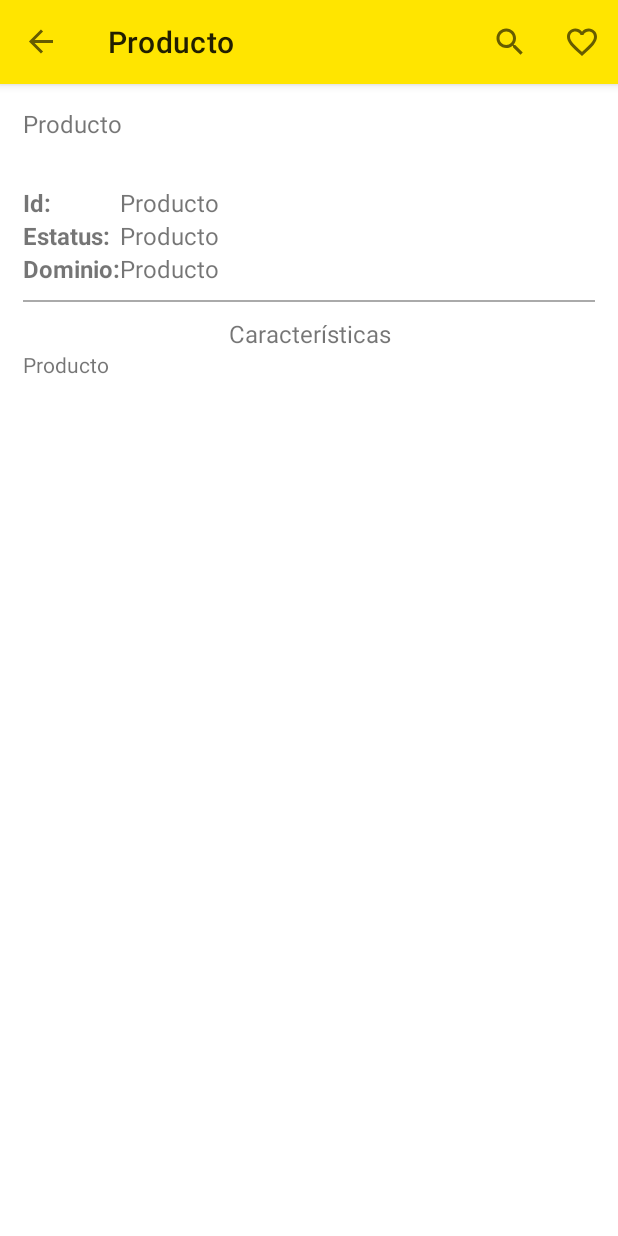
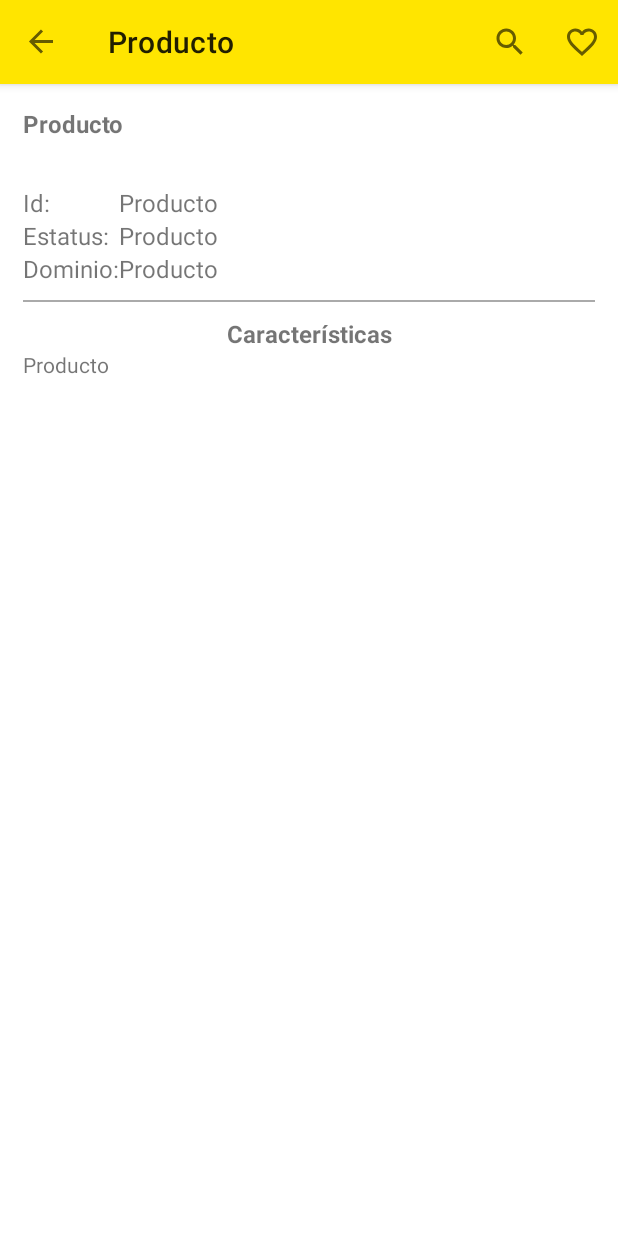
Before and after one commit to Krkhvr/busca-productos-mercado-libre, an Android app: the ProductDetailFragment screen opened through its navigation route, on a phone screen of 412 x 824 dp. Run offline under Robolectric (Android 15) with nearby library versions, the phone set to English and light mode, and no system bars; our stand-ins replace Picasso, navigation-ui; pictures from the network do not load.

Commit message:
Se agregaron comentarios a aplicación

```diff
--- a/app/src/main/java/com/marco/buscamercadolibre/common/Constants.kt
+++ b/app/src/main/java/com/marco/buscamercadolibre/common/Constants.kt
@@ -1,5 +1,8 @@
 package com.marco.buscamercadolibre.common
 
+/**
+ * Constantes de la aplicación
+ */
 object Constants {
     const val API_URL = "https://api.mercadolibre.com/"
 }
--- a/app/src/main/java/com/marco/buscamercadolibre/model/product/AttributeModel.kt
+++ b/app/src/main/java/com/marco/buscamercadolibre/model/product/AttributeModel.kt
@@ -2,6 +2,9 @@ package com.marco.buscamercadolibre.model.product
 
 import com.google.gson.annotations.SerializedName
 
+/**
+ * Atributos de un producto
+ */
 data class AttributeModel(
     @SerializedName("name")
     val name: String,
--- a/app/src/main/java/com/marco/buscamercadolibre/model/product/PictureModel.kt
+++ b/app/src/main/java/com/marco/buscamercadolibre/model/product/PictureModel.kt
@@ -2,6 +2,9 @@ package com.marco.buscamercadolibre.model.product
 
 import com.google.gson.annotations.SerializedName
 
+/**
+ * Almacena el id y la url de una imagen para un producto
+ */
 data class PictureModel(
     @SerializedName("id")
     val id: String,
--- a/app/src/main/java/com/marco/buscamercadolibre/model/product/ProductModel.kt
+++ b/app/src/main/java/com/marco/buscamercadolibre/model/product/ProductModel.kt
@@ -2,6 +2,9 @@ package com.marco.buscamercadolibre.model.product
 
 import com.google.gson.annotations.SerializedName
 
+/**
+ * Propiedades de un producto
+ */
 data class ProductModel(
     @SerializedName("id")
     val id: String,
--- a/app/src/main/java/com/marco/buscamercadolibre/model/product/ResultModel.kt
+++ b/app/src/main/java/com/marco/buscamercadolibre/model/product/ResultModel.kt
@@ -2,6 +2,9 @@ package com.marco.buscamercadolibre.model.product
 
 import com.google.gson.annotations.SerializedName
 
+/**
+ * Almacena el response al momento de realizar una búsqueda de productos a la API de Mercado Libre
+ */
 data class ResultModel(
     @SerializedName("results")
     val products:List<ProductModel>
--- a/app/src/main/java/com/marco/buscamercadolibre/view/fav/FavFragment.kt
+++ b/app/src/main/java/com/marco/buscamercadolibre/view/fav/FavFragment.kt
@@ -7,6 +7,9 @@ import android.view.View
 import android.view.ViewGroup
 import com.marco.buscamercadolibre.databinding.FragmentFavBinding
 
+/**
+ * Fragmento para gestinar los productos favoritos de un usuario
+ */
 class FavFragment : Fragment() {
 
     private var _binding: FragmentFavBinding? = null
--- a/app/src/main/java/com/marco/buscamercadolibre/view/main/ProductAdapter.kt
+++ b/app/src/main/java/com/marco/buscamercadolibre/view/main/ProductAdapter.kt
@@ -1,14 +1,15 @@
 package com.marco.buscamercadolibre.view.main
 
-import android.util.Log
 import android.view.LayoutInflater
 import android.view.ViewGroup
-import androidx.navigation.findNavController
 import androidx.recyclerview.widget.RecyclerView
 import com.marco.buscamercadolibre.databinding.CustomItemProductBinding
 import com.marco.buscamercadolibre.model.product.ProductModel
 import com.squareup.picasso.Picasso
 
+/**
+ * Clase Adapter para crear una lista personalizada de productos
+ */
 class ProductAdapter(private var productsList:List<ProductModel>, private val onProductClickListener: OnProductClickListener): RecyclerView.Adapter<ProductAdapter.ProductHolder>() {
 
     private val TAG = "ProductAdapter"
--- a/app/src/main/java/com/marco/buscamercadolibre/view/product/ProductDetailAdapter.kt
+++ b/app/src/main/java/com/marco/buscamercadolibre/view/product/ProductDetailAdapter.kt
@@ -7,6 +7,9 @@ import com.marco.buscamercadolibre.databinding.CustomItemProductPictureBinding
 import com.marco.buscamercadolibre.model.product.PictureModel
 import com.squareup.picasso.Picasso
 
+/**
+ * Clase Adapter para mostrar un carrete de imágenes de un producto específico
+ */
 class ProductDetailAdapter(private var pictures:List<PictureModel>): RecyclerView.Adapter<ProductDetailAdapter.ProductDetailHolder>() {
 
     private val TAG = "ProductAdapter"
--- a/app/src/main/java/com/marco/buscamercadolibre/viewmodel/ProductViewModel.kt
+++ b/app/src/main/java/com/marco/buscamercadolibre/viewmodel/ProductViewModel.kt
@@ -9,6 +9,9 @@ import com.marco.buscamercadolibre.repository.ProductProvider
 import kotlinx.coroutines.CoroutineScope
 import kotlinx.coroutines.launch
 
+/**
+ * Clase ViewModal para la búsqueda de productos
+ */
 class ProductViewModel: ViewModel() {
 
     val productLiveData = MutableLiveData<ResultModel>()
@@ -16,6 +19,9 @@ class ProductViewModel: ViewModel() {
 
     private val productProvider = ProductProvider()
 
+    /**
+     * Inicia una petición de búsqueda de productos, la clase [ProductProvider] determina el destino
+     */
     fun searchProducts(query:String){
         viewModelScope.launch {
             pbLiveData.postValue(true)
--- a/app/src/main/res/layout/fragment_product_detail.xml
+++ b/app/src/main/res/layout/fragment_product_detail.xml
@@ -18,7 +18,8 @@
             android:layout_height="wrap_content"
             android:layout_weight="1"
             android:text="@string/product_details_name"
-            android:textSize="@dimen/detail_label" />
+            android:textSize="@dimen/detail_label"
+            android:textStyle="bold"/>
 
         <androidx.viewpager2.widget.ViewPager2
             android:id="@+id/viewPagerPictures"
@@ -43,8 +44,7 @@
                         android:layout_width="match_parent"
                         android:layout_height="wrap_content"
                         android:text="@string/id_label"
-                        android:textSize="@dimen/detail_label"
-                        android:textStyle="bold" />
+                        android:textSize="@dimen/detail_label" />
 
                     <TextView
                         android:id="@+id/textViewId"
@@ -61,8 +61,7 @@
                         android:layout_width="match_parent"
                         android:layout_height="wrap_content"
                         android:text="@string/status_label"
-                        android:textSize="@dimen/detail_label"
-                        android:textStyle="bold" />
+                        android:textSize="@dimen/detail_label" />
 
                     <TextView
                         android:id="@+id/textViewStatus"
@@ -79,8 +78,7 @@
                         android:layout_width="match_parent"
                         android:layout_height="wrap_content"
                         android:text="@string/domain_label"
-                        android:textSize="@dimen/detail_label"
-                        android:textStyle="bold" />
+                        android:textSize="@dimen/detail_label" />
 
                     <TextView
                         android:id="@+id/textViewDomain"
@@ -105,7 +103,8 @@
                 android:layout_height="wrap_content"
                 android:text="@string/features_label"
                 android:textSize="@dimen/detail_label"
-                android:gravity="center_horizontal"/>
+                android:gravity="center_horizontal"
+                android:textStyle="bold"/>
 
             <TextView
                 android:id="@+id/textViewFeatures"
```
Also changed, not shown: app/build.gradle (+9 -4 lines), app/src/main/java/com/marco/buscamercadolibre/common/RetrofitHelper.kt (+8 -0 lines), app/src/main/java/com/marco/buscamercadolibre/repository/ProductProvider.kt (+8 -0 lines), app/src/main/java/com/marco/buscamercadolibre/repository/network/ProductApiClient.kt (+8 -0 lines), app/src/main/java/com/marco/buscamercadolibre/repository/network/ProductApiService.kt (+8 -0 lines), app/src/main/java/com/marco/buscamercadolibre/view/main/MainActivity.kt (+7 -9 lines), app/src/main/java/com/marco/buscamercadolibre/view/main/MainFragment.kt (+23 -12 lines), app/src/main/java/com/marco/buscamercadolibre/view/main/OnProductClickListener.kt (+6 -1 lines), app/src/main/java/com/marco/buscamercadolibre/view/product/ProductDetailFragment.kt (+10 -2 lines), app/src/main/java/com/marco/buscamercadolibre/viewmodel/SharedViewModel.kt (+7 -2 lines).
